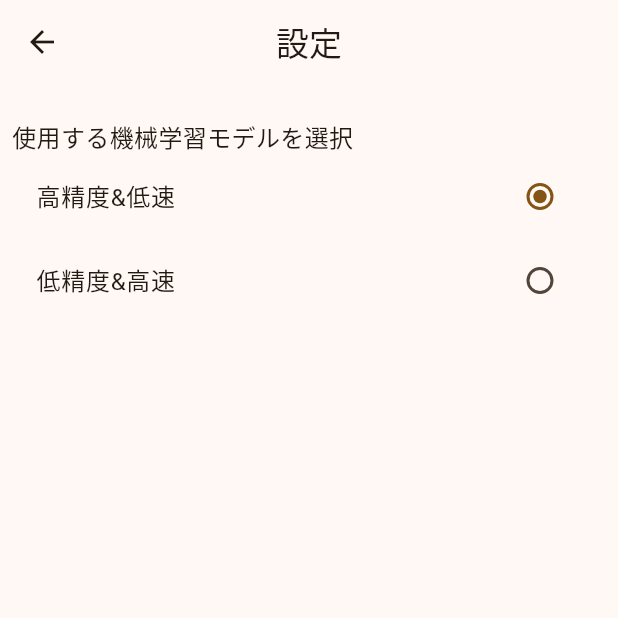
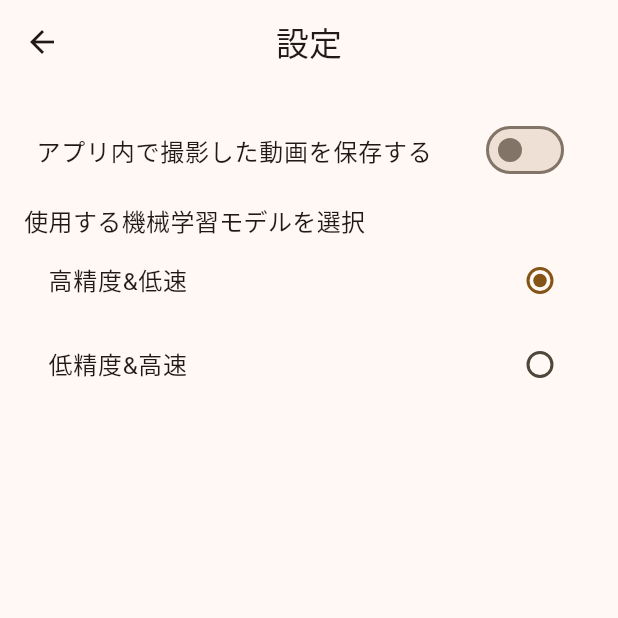
Before and after one commit to HarumaIto/walking_analysis, a Flutter app: the screen it shows after launch, after a tap on "スキップ", after a tap on "アプリへ", after a tap on the "settings" icon, on a phone screen of 412 x 824 dp, the top half of it. Run offline on Flutter 3.47's test engine with Material 2 defaults, Android fonts, the light colour scheme and no system bars; our stand-ins replace camera, charts_flutter, csv, firebase_core, flutter_native_splash, flutter_riverpod and 7 more; missing offline and left inert: flutter_ffmpeg, fraction, google_mlkit_pose_detection, video_thumbnail; accounts and stored records are empty.

Commit message:
アプリ内で撮影された動画をAndroidのギャラリーへ保存できるように処理と設定を追加した

```diff
--- a/lib/model/preference_keys.dart
+++ b/lib/model/preference_keys.dart
@@ -1,4 +1,4 @@
 enum PreferenceKeys {
-  isSaveVideo,
+  isSaveVideoTaken,
   useModel,
 }
--- a/lib/repository/sharedpref_repository.dart
+++ b/lib/repository/sharedpref_repository.dart
@@ -15,7 +15,9 @@ class UserSettingPreference {
   bool? isSaveVideo = false;
 
   bool checkInitialized() {
-    if(prefs!.getString(PreferenceKeys.useModel.name) == null) {
+    if (prefs!.getBool(PreferenceKeys.isSaveVideoTaken.name) == null) {
+      return false;
+    } else if (prefs!.getString(PreferenceKeys.useModel.name) == null) {
       return false;
     } else {
       return true;
@@ -24,6 +26,7 @@ class UserSettingPreference {
 
   void initUserSetting() {
     if (!checkInitialized()) {
+      prefs!.setBool(PreferenceKeys.isSaveVideoTaken.name, false);
       prefs!.setString(PreferenceKeys.useModel.name, 'movenetThunder');
     }
   }
--- a/lib/screen/user_setting_page.dart
+++ b/lib/screen/user_setting_page.dart
@@ -17,16 +17,22 @@ class UserSettingPageState extends State<UserSettingPage> {
   final SharedPreferences prefs = UserSettingPreference().prefs!;
   bool isChanged = false;
 
+  String nameISVT = PreferenceKeys.isSaveVideoTaken.name;
+  String nameUseModel = PreferenceKeys.useModel.name;
+
+  bool? isSaveVideoTaken;
   String? useModel;
 
   // 保存してあるプリファレンスを取得
   void getPreference() {
-    useModel = prefs.getString(PreferenceKeys.useModel.name);
+    isSaveVideoTaken = prefs.getBool(nameISVT);
+    useModel = prefs.getString(nameUseModel);
   }
 
   // 変更後のプリファレンスを保存
   void setPreference() async {
-    await prefs.setString('useModel', useModel!);
+    await prefs.setBool(nameISVT, isSaveVideoTaken!);
+    await prefs.setString(nameUseModel, useModel!);
   }
 
   // 使用する機械学習モデルをセットする
@@ -91,8 +97,18 @@ class UserSettingPageState extends State<UserSettingPage> {
          margin: const EdgeInsets.symmetric(vertical: 16, horizontal: 8),
         child: Column(
           children: [
+           SwitchListTile(
+             title: const Text('アプリ内で撮影した動画を保存する'),
+             value: isSaveVideoTaken!,
+             onChanged: (value) {
+               isChanged = true;
+               setState(() {
+                 isSaveVideoTaken = value;
+               });
+             },
+            ),
             Container(
-              margin: const EdgeInsets.only(top: 8),
+              margin: const EdgeInsets.only(top: 8, left: 8),
               decoration: const BoxDecoration(
                 borderRadius: BorderRadius.all(Radius.circular(12)),
               ),
```
Also changed, not shown: lib/home_view_model/prepare_view_model.dart (+15 -0 lines).
